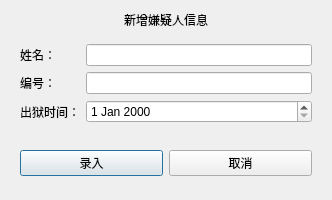
This is suspect.ui in CrabbeHolley/XYR as Qt 5 draws it before an edit. The edited form follows.
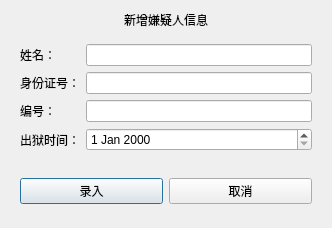
This is the edited form.

What changed in the file:
```diff
--- a/suspect.ui
+++ b/suspect.ui
@@ -7,7 +7,7 @@
     <x>0</x>
     <y>0</y>
     <width>332</width>
-    <height>200</height>
+    <height>228</height>
    </rect>
   </property>
   <property name="windowTitle">
@@ -43,26 +43,36 @@
       <item row="0" column="1">
        <widget class="QLineEdit" name="name"/>
       </item>
-      <item row="1" column="0">
+      <item row="2" column="0">
        <widget class="QLabel" name="label_3">
         <property name="text">
          <string>编号：</string>
         </property>
        </widget>
       </item>
-      <item row="1" column="1">
+      <item row="2" column="1">
        <widget class="QLineEdit" name="idEdit"/>
       </item>
-      <item row="2" column="0">
+      <item row="3" column="0">
        <widget class="QLabel" name="label_4">
         <property name="text">
          <string>出狱时间：</string>
         </property>
        </widget>
       </item>
-      <item row="2" column="1">
+      <item row="3" column="1">
        <widget class="QDateEdit" name="dateEdit"/>
       </item>
+      <item row="1" column="0">
+       <widget class="QLabel" name="label_5">
+        <property name="text">
+         <string>身份证号：</string>
+        </property>
+       </widget>
+      </item>
+      <item row="1" column="1">
+       <widget class="QLineEdit" name="PIDEdit"/>
+      </item>
      </layout>
     </widget>
    </item>
```
